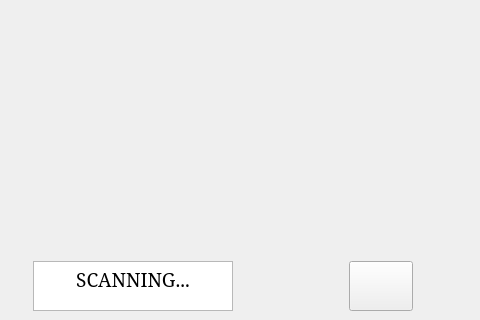
ufukpalpas/Horus, file src/HorusNew.ui: the form before one commit; both pictures show x 0 to 480 and y 559 to 879 of the 1257 by 879 pixel window.
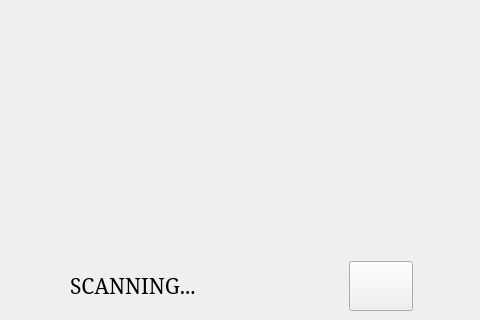
The form after the commit. The open tabs and pages were chosen to show the change. Icons and pictures are not drawn.

Commit message: Button And interface Updates

What changed in the file:
```diff
--- a/src/HorusNew.ui
+++ b/src/HorusNew.ui
@@ -315,29 +315,15 @@
            <property name="bottomMargin">
             <number>0</number>
            </property>
-           <item alignment="Qt::AlignHCenter|Qt::AlignBottom">
-            <widget class="QTextBrowser" name="scanning_label_3">
-             <property name="minimumSize">
-              <size>
-               <width>0</width>
-               <height>0</height>
-              </size>
+           <item alignment="Qt::AlignHCenter">
+            <widget class="QLabel" name="scanLabelp3">
+             <property name="font">
+              <font>
+               <pointsize>16</pointsize>
+              </font>
              </property>
-             <property name="maximumSize">
-              <size>
-               <width>200</width>
-               <height>50</height>
-              </size>
-             </property>
-             <property name="styleSheet">
-              <string notr="true">border-image: url(:/Horus Main Page/empty.png);</string>
-             </property>
-             <property name="html">
-              <string>&lt;!DOCTYPE HTML PUBLIC &quot;-//W3C//DTD HTML 4.0//EN&quot; &quot;http://www.w3.org/TR/REC-html40/strict.dtd&quot;&gt;
-&lt;html&gt;&lt;head&gt;&lt;meta name=&quot;qrichtext&quot; content=&quot;1&quot; /&gt;&lt;style type=&quot;text/css&quot;&gt;
-p, li { white-space: pre-wrap; }
-&lt;/style&gt;&lt;/head&gt;&lt;body style=&quot; font-family:'MS Shell Dlg 2'; font-size:7.8pt; font-weight:400; font-style:normal;&quot;&gt;
-&lt;p align=&quot;center&quot; style=&quot; margin-top:5px; margin-bottom:5px; margin-left:0px; margin-right:0px; -qt-block-indent:0; text-indent:0px;&quot;&gt;&lt;span style=&quot; font-size:14pt;&quot;&gt;SCANNING...&lt;/span&gt;&lt;/p&gt;&lt;/body&gt;&lt;/html&gt;</string>
+             <property name="text">
+              <string>SCANNING...</string>
              </property>
             </widget>
            </item>
```
Left out of the diff: 31 changed lines with no effect on the pictures. The commit also changes 2 other files.
